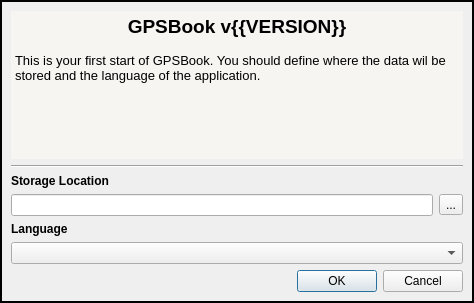
Old version of the form src/GPSBook/dialogfirststart.ui in the repository shujaatak/gpsbook.
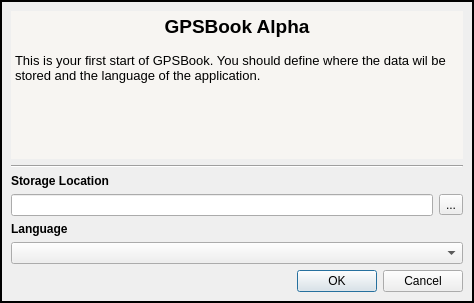
New version of the form.

Patch:
```diff
--- a/src/GPSBook/dialogfirststart.ui
+++ b/src/GPSBook/dialogfirststart.ui
@@ -90,13 +90,13 @@
          <string>&lt;!DOCTYPE HTML PUBLIC &quot;-//W3C//DTD HTML 4.0//EN&quot; &quot;http://www.w3.org/TR/REC-html40/strict.dtd&quot;&gt;
 &lt;html&gt;&lt;head&gt;&lt;meta name=&quot;qrichtext&quot; content=&quot;1&quot; /&gt;&lt;style type=&quot;text/css&quot;&gt;
 p, li { white-space: pre-wrap; }
-&lt;/style&gt;&lt;/head&gt;&lt;body style=&quot; font-family:'Sans'; font-size:10pt; font-weight:400; font-style:normal;&quot;&gt;
+&lt;/style&gt;&lt;/head&gt;&lt;body style=&quot; font-family:'MS Shell Dlg 2'; font-size:8.25pt; font-weight:400; font-style:normal;&quot;&gt;
 &lt;table border=&quot;0&quot; style=&quot;-qt-table-type: root; margin-top:4px; margin-bottom:4px; margin-left:4px; margin-right:4px;&quot;&gt;
 &lt;tr&gt;
 &lt;td style=&quot;border: none;&quot;&gt;
-&lt;p align=&quot;center&quot; style=&quot; margin-top:0px; margin-bottom:0px; margin-left:0px; margin-right:0px; -qt-block-indent:0; text-indent:0px;&quot;&gt;&lt;span style=&quot; font-size:14pt; font-weight:600;&quot;&gt;GPSBook v{{VERSION}}&lt;/span&gt;&lt;/p&gt;
-&lt;p style=&quot;-qt-paragraph-type:empty; margin-top:0px; margin-bottom:0px; margin-left:0px; margin-right:0px; -qt-block-indent:0; text-indent:0px;&quot;&gt;&lt;/p&gt;
-&lt;p style=&quot; margin-top:0px; margin-bottom:0px; margin-left:0px; margin-right:0px; -qt-block-indent:0; text-indent:0px;&quot;&gt;This is your first start of GPSBook. You should define where the data wil be stored and the language of the application.&lt;/p&gt;&lt;/td&gt;&lt;/tr&gt;&lt;/table&gt;&lt;/body&gt;&lt;/html&gt;</string>
+&lt;p align=&quot;center&quot; style=&quot; margin-top:0px; margin-bottom:0px; margin-left:0px; margin-right:0px; -qt-block-indent:0; text-indent:0px;&quot;&gt;&lt;span style=&quot; font-family:'Sans'; font-size:14pt; font-weight:600;&quot;&gt;GPSBook Alpha&lt;/span&gt;&lt;/p&gt;
+&lt;p style=&quot;-qt-paragraph-type:empty; margin-top:0px; margin-bottom:0px; margin-left:0px; margin-right:0px; -qt-block-indent:0; text-indent:0px; font-family:'Sans'; font-size:10pt;&quot;&gt;&lt;/p&gt;
+&lt;p style=&quot; margin-top:0px; margin-bottom:0px; margin-left:0px; margin-right:0px; -qt-block-indent:0; text-indent:0px;&quot;&gt;&lt;span style=&quot; font-family:'Sans'; font-size:10pt;&quot;&gt;This is your first start of GPSBook. You should define where the data wil be stored and the language of the application.&lt;/span&gt;&lt;/p&gt;&lt;/td&gt;&lt;/tr&gt;&lt;/table&gt;&lt;/body&gt;&lt;/html&gt;</string>
         </property>
         <property name="textInteractionFlags">
          <set>Qt::NoTextInteraction</set>
```
